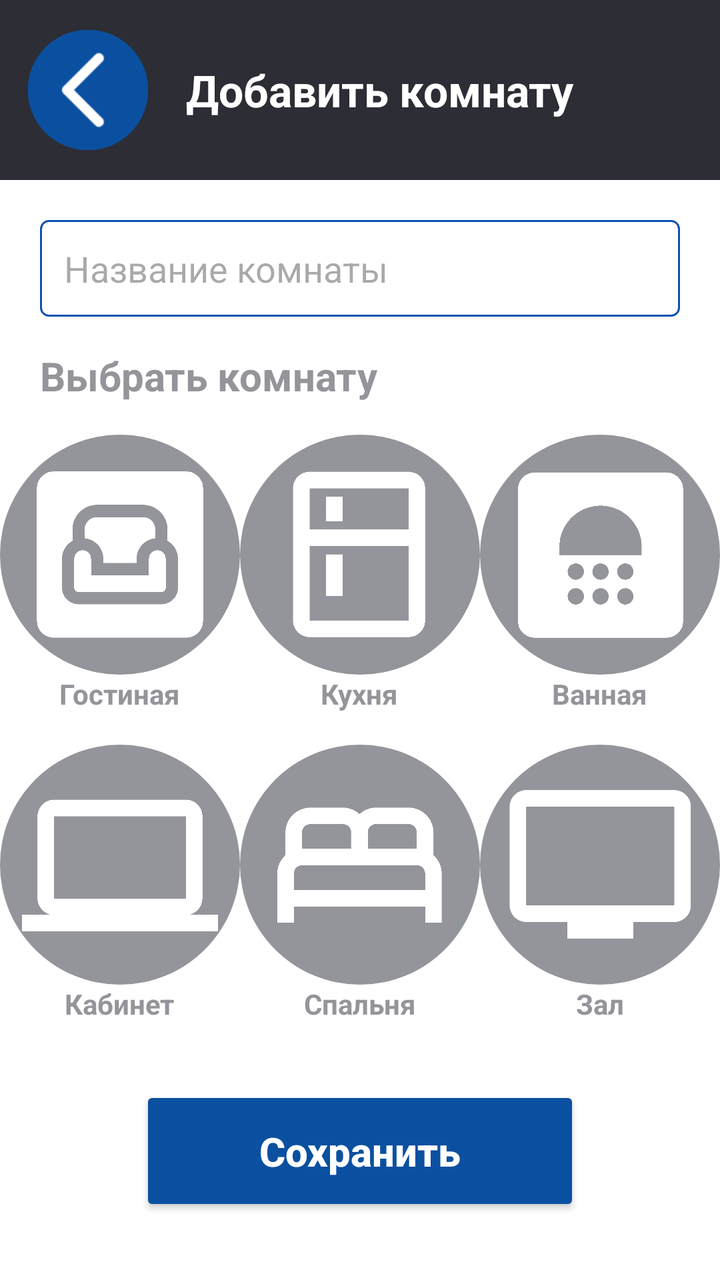
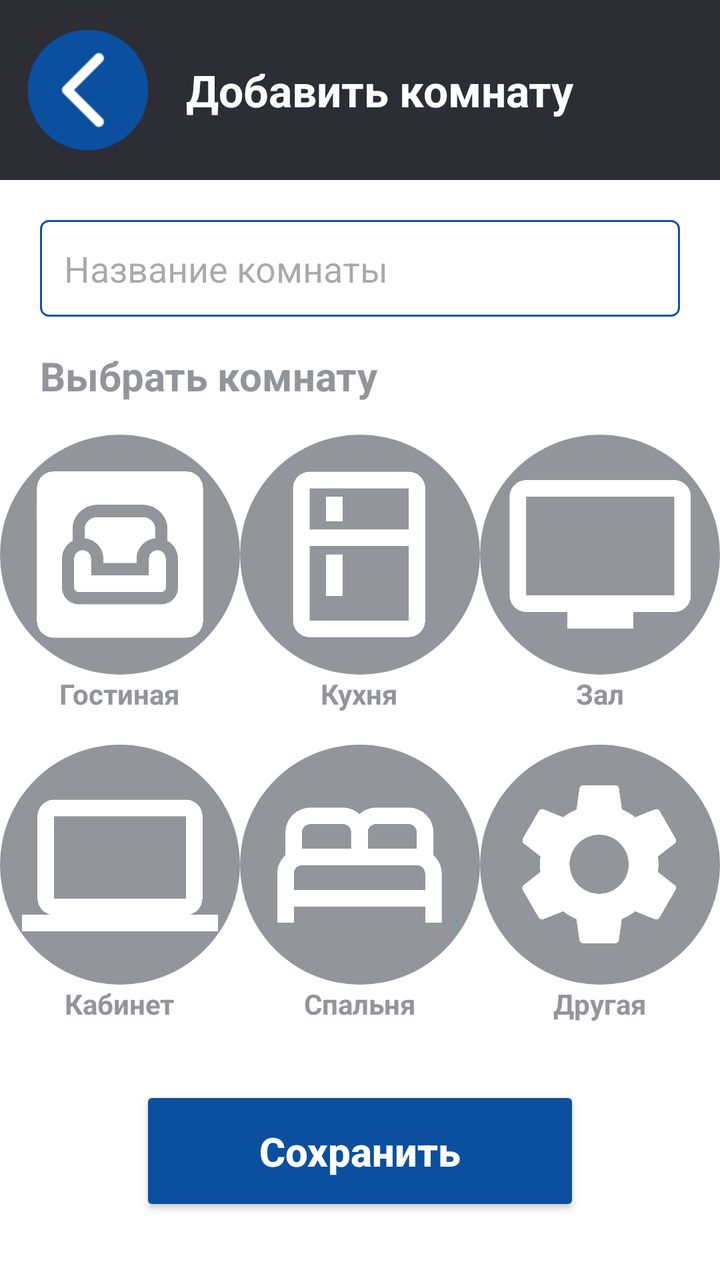

Compare the two renders of this Android layout. The source of the first and the diff that turns it into the second are given below.
<!-- AndroidManifest.xml: application theme Theme.HomeSmartPractice -->
<!-- res/layout/activity_add_room.xml -->
<?xml version="1.0" encoding="utf-8"?>
<androidx.constraintlayout.widget.ConstraintLayout
    xmlns:android="http://schemas.android.com/apk/res/android"
    xmlns:app="http://schemas.android.com/apk/res-auto"
    android:layout_width="match_parent"
    android:layout_height="match_parent"
    android:id="@+id/main"
    android:background="#FFFFFF">

    <androidx.constraintlayout.widget.ConstraintLayout
        android:id="@+id/clHeader"
        android:layout_width="match_parent"
        android:layout_height="90dp"
        android:background="#2C2D35"
        app:layout_constraintTop_toTopOf="parent">

        <ImageButton
            android:id="@+id/btnBack"
            android:layout_width="60dp"
            android:layout_height="60dp"
            android:layout_marginStart="14dp"
            android:background="@drawable/circle_button_background"
            android:scaleType="fitCenter"
            android:src="@drawable/ic_backarrow"
            app:layout_constraintBottom_toBottomOf="parent"
            app:layout_constraintStart_toStartOf="parent"
            app:layout_constraintTop_toTopOf="parent" />


        <TextView
            android:id="@+id/tvHeaderTitle"
            android:layout_width="wrap_content"
            android:layout_height="wrap_content"
            android:layout_marginStart="20dp"
            android:text="Добавить комнату"
            android:textColor="#FFFFFF"
            android:textSize="22sp"
            android:textStyle="bold"
            app:layout_constraintTop_toTopOf="parent"
            app:layout_constraintBottom_toBottomOf="parent"
            app:layout_constraintStart_toStartOf="parent"
            app:layout_constraintEnd_toEndOf="parent" />
    </androidx.constraintlayout.widget.ConstraintLayout>

    
    <EditText
        android:id="@+id/et_room_name"
        android:layout_width="0dp"
        android:layout_height="wrap_content"
        android:hint="Название комнаты"
        android:background="@drawable/bg_edit_text"
        android:layout_marginHorizontal="20dp"
        android:padding="12dp"
        android:layout_marginTop="20dp"
        app:layout_constraintTop_toBottomOf="@id/clHeader"
        app:layout_constraintStart_toStartOf="parent"
        app:layout_constraintEnd_toEndOf="parent" />

    
    <TextView
        android:id="@+id/tv_select_room"
        android:layout_width="wrap_content"
        android:layout_height="wrap_content"
        android:text="Выбрать комнату"
        android:layout_marginHorizontal="20dp"
        android:textStyle="bold"
        android:textColor="#94949B"
        android:textSize="20sp"
        android:layout_marginTop="16dp"
        app:layout_constraintTop_toBottomOf="@id/et_room_name"
        app:layout_constraintStart_toStartOf="parent" />

    

    
    <LinearLayout
        android:id="@+id/layout_living_room"
        style="@style/RoomContainer"
        android:layout_marginTop="16dp"
        app:layout_constraintTop_toBottomOf="@id/tv_select_room"
        app:layout_constraintStart_toStartOf="parent"
        app:layout_constraintEnd_toStartOf="@id/layout_kitchen"
        app:layout_constraintHorizontal_chainStyle="spread">

        <ImageView
            style="@style/RoomIcon"
            android:src="@drawable/ic_livingroom"
            android:contentDescription="Гостиная"/>

        <TextView
            style="@style/RoomText"
            android:text="Гостиная"
            android:textStyle="bold"
            />
    </LinearLayout>

    
    <LinearLayout
        android:id="@+id/layout_kitchen"
        style="@style/RoomContainer"
        app:layout_constraintTop_toTopOf="@id/layout_living_room"
        app:layout_constraintStart_toEndOf="@id/layout_living_room"
        app:layout_constraintEnd_toStartOf="@id/layout_bathroom">

        <ImageView
            style="@style/RoomIcon"
            android:src="@drawable/ic_kitchen"/>

        <TextView
            style="@style/RoomText"
            android:text="Кухня"
            android:textStyle="bold"/>
    </LinearLayout>

    
    <LinearLayout
        android:id="@+id/layout_bathroom"
        style="@style/RoomContainer"
        app:layout_constraintTop_toTopOf="@id/layout_living_room"
        app:layout_constraintStart_toEndOf="@id/layout_kitchen"
        app:layout_constraintEnd_toEndOf="parent">

        <ImageView
            style="@style/RoomIcon"
            android:src="@drawable/ic_bathroom"
            android:contentDescription="Ванная"/>

        <TextView
            style="@style/RoomText"
            android:text="Ванная"
            android:textStyle="bold"/>
    </LinearLayout>

    

    
    <LinearLayout
        android:id="@+id/layout_office"
        style="@style/RoomContainer"
        android:layout_marginTop="16dp"
        app:layout_constraintTop_toBottomOf="@id/layout_living_room"
        app:layout_constraintStart_toStartOf="parent"
        app:layout_constraintEnd_toStartOf="@id/layout_bedroom"
        app:layout_constraintHorizontal_chainStyle="spread">

        <ImageView
            style="@style/RoomIcon"
            android:src="@drawable/ic_office"
            android:contentDescription="Кабинет"/>

        <TextView
            style="@style/RoomText"
            android:text="Кабинет"
            android:textStyle="bold"/>
    </LinearLayout>

    
    <LinearLayout
        android:id="@+id/layout_bedroom"
        style="@style/RoomContainer"
        app:layout_constraintTop_toTopOf="@id/layout_office"
        app:layout_constraintStart_toEndOf="@id/layout_office"
        app:layout_constraintEnd_toStartOf="@id/layout_hall">

        <ImageView
            style="@style/RoomIcon"
            android:src="@drawable/ic_bedroom"
            android:contentDescription="Спальня"/>

        <TextView
            style="@style/RoomText"
            android:text="Спальня"
            android:textStyle="bold"/>
    </LinearLayout>

    
    <LinearLayout
        android:id="@+id/layout_hall"
        style="@style/RoomContainer"
        app:layout_constraintTop_toTopOf="@id/layout_office"
        app:layout_constraintStart_toEndOf="@id/layout_bedroom"
        app:layout_constraintEnd_toEndOf="parent">

        <ImageView
            style="@style/RoomIcon"
            android:src="@drawable/ic_hall"
            android:contentDescription="Зал"/>

        <TextView
            style="@style/RoomText"
            android:text="Зал"
            android:textStyle="bold"/>
    </LinearLayout>

    <Button
        android:id="@+id/btnSave"
        android:layout_width="0dp"
        android:layout_height="65dp"
        android:layout_marginHorizontal="70dp"
        android:layout_marginBottom="32dp"
        android:backgroundTint="#0B50A0"
        android:text="Сохранить"
        android:textStyle="bold"
        android:textAllCaps="false"
        android:textColor="#FFFFFF"
        android:textSize="20sp"
        app:cornerRadius="12dp"
        app:layout_constraintBottom_toBottomOf="parent"
        app:layout_constraintEnd_toEndOf="parent"
        app:layout_constraintStart_toStartOf="parent" />

</androidx.constraintlayout.widget.ConstraintLayout>
<!-- resources referenced by this layout -->
<resources>
  <!-- drawable bg_edit_text (drawable) -->
  <?xml version="1.0" encoding="utf-8"?>
  <shape xmlns:android="http://schemas.android.com/apk/res/android">
      <solid android:color="@android:color/white" />
      <stroke android:width="1dp"
          android:color="#0D52B1" />
      <corners android:radius="4dp" />
  </shape>
  <!-- drawable circle_button_background (drawable) -->
  <?xml version="1.0" encoding="utf-8"?>
  <shape xmlns:android="http://schemas.android.com/apk/res/android"
      android:shape="oval">
      <solid android:color="#0B50A0" />
  </shape>
  <!-- drawable ic_backarrow: png bitmap (drawable, 2517 bytes) -->
  <!-- drawable ic_bathroom: png bitmap (drawable, 6065 bytes) -->
  <!-- drawable ic_bedroom: png bitmap (drawable, 4423 bytes) -->
  <!-- drawable ic_hall: png bitmap (drawable, 6167 bytes) -->
  <!-- drawable ic_kitchen: png bitmap (drawable, 4165 bytes) -->
  <!-- drawable ic_livingroom: png bitmap (drawable, 6296 bytes) -->
  <!-- drawable ic_office: png bitmap (drawable, 3894 bytes) -->
  <style name="RoomContainer">
          <item name="android:layout_width">0dp</item>
          <item name="android:layout_height">wrap_content</item>
          <item name="android:orientation">vertical</item>
          <item name="android:gravity">center</item>
          <item name="android:clickable">true</item>
          <item name="android:focusable">true</item>
      </style>
  <style name="RoomIcon">
          <item name="android:layout_width">120dp</item>
          <item name="android:layout_height">120dp</item>
          <item name="android:background">@drawable/selector_room_bg</item>
          <item name="android:padding">11dp</item>
          <item name="android:duplicateParentState">true</item>
      </style>
  <style name="RoomText">
          <item name="android:layout_width">wrap_content</item>
          <item name="android:layout_height">wrap_content</item>
          <item name="android:textColor">#94949B</item>
          <item name="android:duplicateParentState">true</item>
      </style>
  <style name="Theme.HomeSmartPractice" parent="Base.Theme.HomeSmartPractice" />
  <!-- drawable selector_room_bg (drawable) -->
  <?xml version="1.0" encoding="utf-8"?>
  <selector xmlns:android="http://schemas.android.com/apk/res/android">
      <item android:state_selected="true">
          <shape android:shape="oval">
              <solid android:color="#0B50A0"/>
          </shape>
      </item>
      <item>
          <shape android:shape="oval">
              <solid android:color="#94949B"/>
          </shape>
      </item>
  </selector>
  <style name="Base.Theme.HomeSmartPractice" parent="Theme.Material3.DayNight.NoActionBar">
          
          
      </style>
</resources>

<!-- the commit's change to res/layout/activity_add_room.xml (unified diff, before → after) -->
@@ -100,7 +100,7 @@
         style="@style/RoomContainer"
         app:layout_constraintTop_toTopOf="@id/layout_living_room"
         app:layout_constraintStart_toEndOf="@id/layout_living_room"
-        app:layout_constraintEnd_toStartOf="@id/layout_bathroom">
+        app:layout_constraintEnd_toStartOf="@id/layout_hall">
 
         <ImageView
             style="@style/RoomIcon"
@@ -112,9 +112,9 @@
             android:textStyle="bold"/>
     </LinearLayout>
 
-    
-    <LinearLayout
-        android:id="@+id/layout_bathroom"
+
+    <LinearLayout
+        android:id="@+id/layout_hall"
         style="@style/RoomContainer"
         app:layout_constraintTop_toTopOf="@id/layout_living_room"
         app:layout_constraintStart_toEndOf="@id/layout_kitchen"
@@ -122,15 +122,13 @@
 
         <ImageView
             style="@style/RoomIcon"
-            android:src="@drawable/ic_bathroom"
-            android:contentDescription="Ванная"/>
-
-        <TextView
-            style="@style/RoomText"
-            android:text="Ванная"
-            android:textStyle="bold"/>
-    </LinearLayout>
-
+            android:src="@drawable/ic_hall"/>
+
+        <TextView
+            style="@style/RoomText"
+            android:text="Зал"
+            android:textStyle="bold"/>
+    </LinearLayout>
     
 
     
@@ -175,7 +173,7 @@
 
     
     <LinearLayout
-        android:id="@+id/layout_hall"
+        android:id="@+id/layout_custom"
         style="@style/RoomContainer"
         app:layout_constraintTop_toTopOf="@id/layout_office"
         app:layout_constraintStart_toEndOf="@id/layout_bedroom"
@@ -183,12 +181,11 @@
 
         <ImageView
             style="@style/RoomIcon"
-            android:src="@drawable/ic_hall"
-            android:contentDescription="Зал"/>
-
-        <TextView
-            style="@style/RoomText"
-            android:text="Зал"
+            android:src="@drawable/ic_settings"/>
+
+        <TextView
+            style="@style/RoomText"
+            android:text="Другая"
             android:textStyle="bold"/>
     </LinearLayout>
 
<!-- resource entries referenced after the edit -->
@@ -15,12 +15,12 @@
       <solid android:color="#0B50A0" />
   </shape>
   <!-- drawable ic_backarrow: png bitmap (drawable, 2517 bytes) -->
-  <!-- drawable ic_bathroom: png bitmap (drawable, 6065 bytes) -->
   <!-- drawable ic_bedroom: png bitmap (drawable, 4423 bytes) -->
   <!-- drawable ic_hall: png bitmap (drawable, 6167 bytes) -->
   <!-- drawable ic_kitchen: png bitmap (drawable, 4165 bytes) -->
   <!-- drawable ic_livingroom: png bitmap (drawable, 6296 bytes) -->
   <!-- drawable ic_office: png bitmap (drawable, 3894 bytes) -->
+  <!-- drawable ic_settings: png bitmap (drawable, 6364 bytes) -->
   <style name="RoomContainer">
           <item name="android:layout_width">0dp</item>
           <item name="android:layout_height">wrap_content</item>
